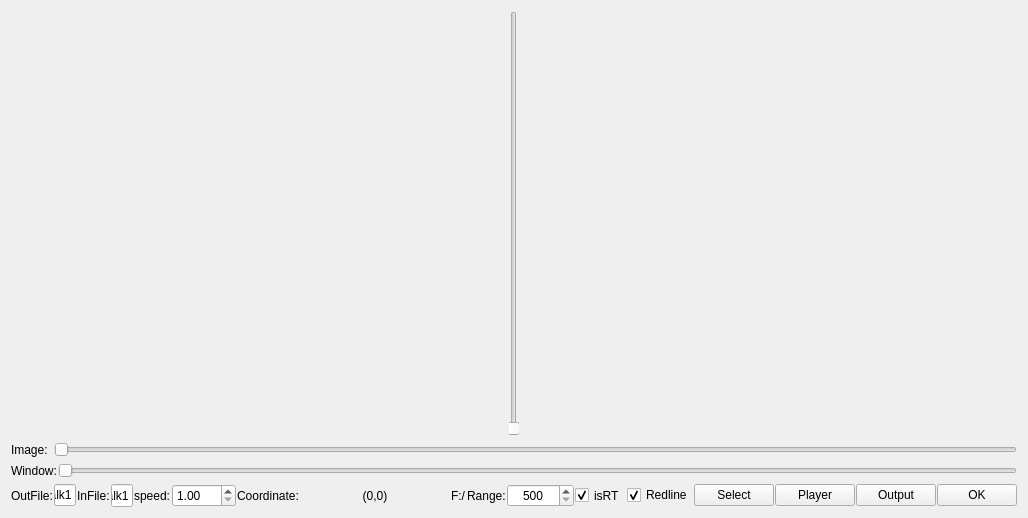
Old version of the form ImuDataProcesser/widget.ui in the repository lvvou/ImuDAQ-ImuDataProcesser.
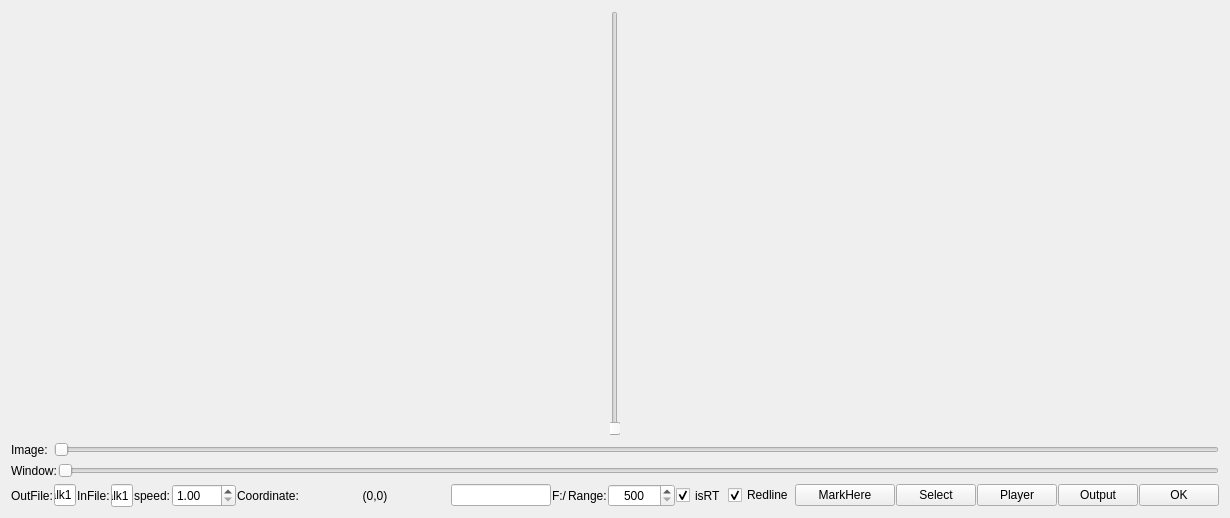
New version of the form.

Commit message: add Label lineedit

```diff
--- a/ImuDataProcesser/widget.ui
+++ b/ImuDataProcesser/widget.ui
@@ -215,6 +215,16 @@
        </property>
       </widget>
      </item>
+     <item>
+      <widget class="QLineEdit" name="lineEdit_2">
+       <property name="minimumSize">
+        <size>
+         <width>100</width>
+         <height>0</height>
+        </size>
+       </property>
+      </widget>
+     </item>
      <item>
       <widget class="QLabel" name="rootDirLabel">
        <property name="text">
@@ -297,6 +307,19 @@
        </property>
       </widget>
      </item>
+     <item>
+      <widget class="QPushButton" name="pushButton_2">
+       <property name="minimumSize">
+        <size>
+         <width>100</width>
+         <height>0</height>
+        </size>
+       </property>
+       <property name="text">
+        <string>MarkHere</string>
+       </property>
+      </widget>
+     </item>
      <item>
       <widget class="QPushButton" name="SelectpushButton">
        <property name="text">
```
The commit also changes 7 other files.
